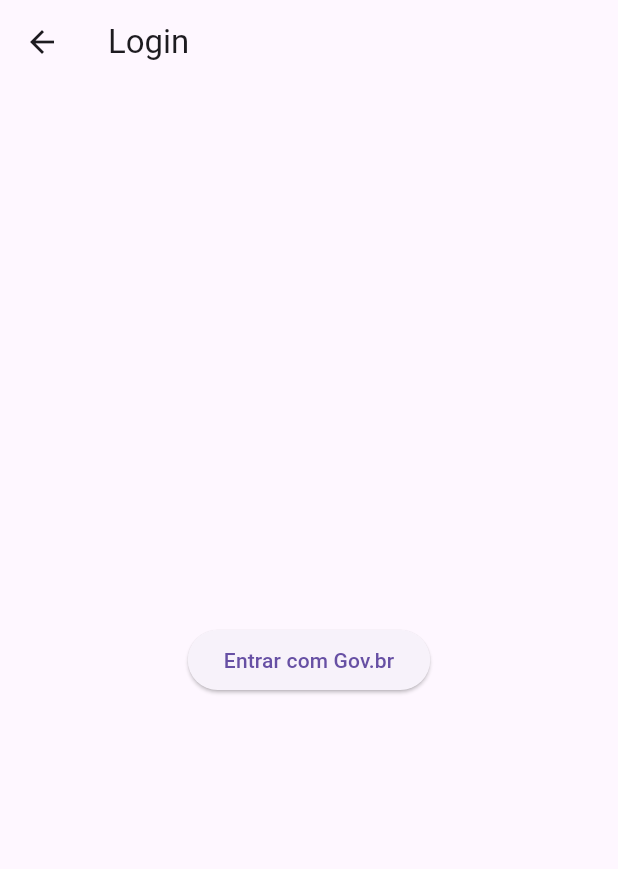
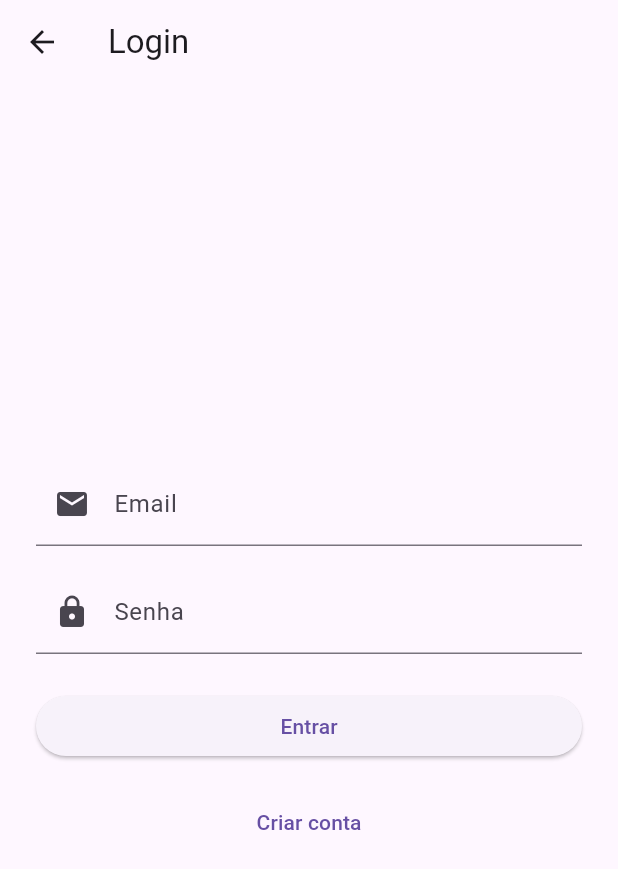
Before and after one commit to JoaoPapp/Portifolio, a Flutter app: the LoginScreen screen opened by its route, on a phone screen of 412 x 824 dp. Shown: the top 869 px of the screen. Run offline on Flutter 3.47's test engine with Material 3 defaults, Android fonts, the phone set to English and light mode, and no system bars; our stand-ins replace dio, file_picker, firebase_auth, firebase_core, flutter_dotenv; accounts and stored records are empty; network calls fail.

Commit message:
Alteração da tela de login e integração do firebase

```diff
--- a/lib/screens/login_screen.dart
+++ b/lib/screens/login_screen.dart
@@ -1,17 +1,98 @@
+// lib/screens/login_screen.dart
+
 import 'package:flutter/material.dart';
+import 'package:firebase_auth/firebase_auth.dart';
 
-class LoginScreen extends StatelessWidget {
-  const LoginScreen({super.key});
+class LoginScreen extends StatefulWidget {
+  const LoginScreen({Key? key}) : super(key: key);
+
+  @override
+  State<LoginScreen> createState() => _LoginScreenState();
+}
+
+class _LoginScreenState extends State<LoginScreen> {
+  final TextEditingController _emailController = TextEditingController();
+  final TextEditingController _passwordController = TextEditingController();
+  bool _loading = false;
+  String? _errorMessage;
+
+  Future<void> _signIn() async {
+    setState(() {
+      _loading = true;
+      _errorMessage = null;
+    });
+    try {
+      await FirebaseAuth.instance.signInWithEmailAndPassword(
+        email: _emailController.text.trim(),
+        password: _passwordController.text,
+      );
+      // Login bem-sucedido; AuthGate cuidará da navegação
+    } on FirebaseAuthException catch (e) {
+      setState(() {
+        _errorMessage = e.message;
+      });
+    } finally {
+      setState(() {
+        _loading = false;
+      });
+    }
+  }
 
   @override
   Widget build(BuildContext context) {
-    // seu código de UI aqui
     return Scaffold(
       appBar: AppBar(title: const Text('Login')),
-      body: Center(
-        child: ElevatedButton(
-          onPressed: () {},
-          child: const Text('Entrar com Gov.br'),
+      body: Padding(
+        padding: const EdgeInsets.all(24),
+        child: Column(
+          mainAxisAlignment: MainAxisAlignment.center,
+          children: [
+            TextField(
+              controller: _emailController,
+              keyboardType: TextInputType.emailAddress,
+              decoration: const InputDecoration(
+                labelText: 'Email',
+                prefixIcon: Icon(Icons.email),
+              ),
+            ),
+            const SizedBox(height: 16),
+            TextField(
+              controller: _passwordController,
+              obscureText: true,
+              decoration: const InputDecoration(
+                labelText: 'Senha',
+                prefixIcon: Icon(Icons.lock),
+              ),
+            ),
+            const SizedBox(height: 24),
+            if (_errorMessage != null) ...[
+              Text(
+                _errorMessage!,
+                style: const TextStyle(color: Colors.red),
+                textAlign: TextAlign.center,
+              ),
+              const SizedBox(height: 12),
+            ],
+            SizedBox(
+              width: double.infinity,
+              child: ElevatedButton(
+                onPressed: _loading ? null : _signIn,
+                child:
+                    _loading
+                        ? const SizedBox(
+                          width: 24,
+                          height: 24,
+                          child: CircularProgressIndicator(
+                            strokeWidth: 2,
+                            color: Colors.white,
+                          ),
+                        )
+                        : const Text('Entrar'),
+              ),
+            ),
+            const SizedBox(height: 16),
+            TextButton(onPressed: () {}, child: const Text('Criar conta')),
+          ],
         ),
       ),
     );
```
Also changed, not shown: lib/main.dart (+38 -8 lines), pubspec.yaml (+14 -0 lines).
